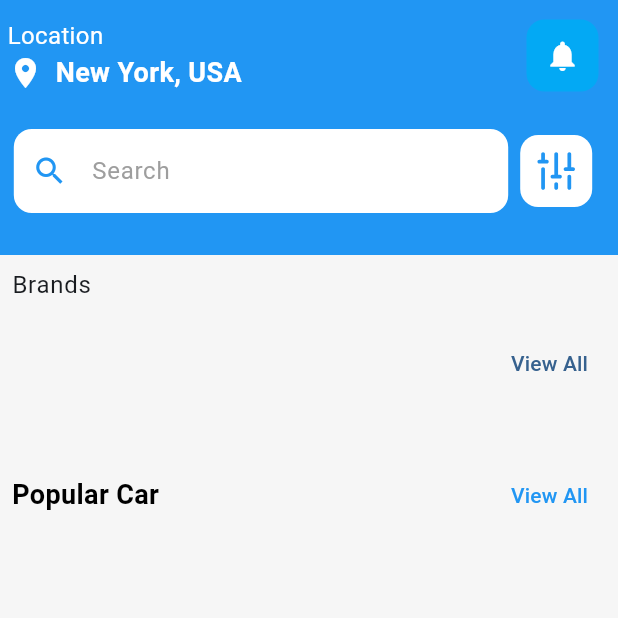
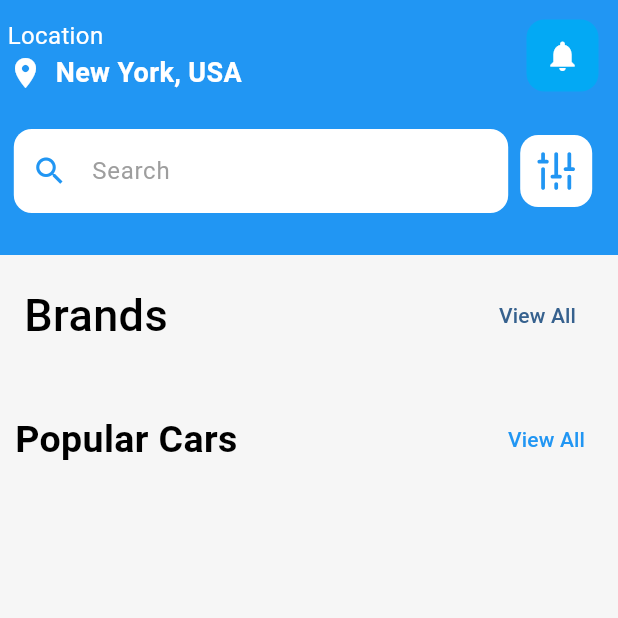
Before and after one commit to aswin531/rental_project, a Flutter app: the CarListScreen screen opened by its route, on a phone screen of 412 x 824 dp, the top half of it. Run offline on Flutter 3.47's test engine with Material 3 defaults, Android fonts, the phone set to English and light mode, and no system bars; our stand-ins replace avatar_glow, cloud_firestore, equatable, firebase_auth, firebase_core, flutter_bloc and 12 more; accounts and stored records are empty; Roboto replaces fonts that are missing (Poppins).

Commit message:
Some UI Changes On DETAIL screen

```diff
--- a/lib/features/home/presentation/bloc/car/carbloc.dart
+++ b/lib/features/home/presentation/bloc/car/carbloc.dart
@@ -11,7 +11,7 @@ class CarBloc extends Bloc<CarEvent, CarState> {
     on<FetchCars>(onFetchCars);
     on<RefreshCars>(onRefreshCars);
     //on<FilterCars>(onFilterCars);
-   // on<FetchBrands>(onFetchBrands);
+    // on<FetchBrands>(onFetchBrands);
   }
 
   Future<void> onFetchCars(FetchCars event, Emitter<CarState> emit) async {
--- a/lib/features/home/presentation/pages/carlistscreen.dart
+++ b/lib/features/home/presentation/pages/carlistscreen.dart
@@ -46,7 +46,6 @@ class CarListScreen extends StatelessWidget {
               );
             } else if (state is CarLoaded) {
               context.read<BrandsBloc>().add(const FetchBrands());
-
               return CustomScrollView(
                 slivers: [
                   SliverAppBar(
@@ -78,7 +77,6 @@ class CarListScreen extends StatelessWidget {
                         );
                       } else if (state is BrandsLoaded) {
                         debugPrint('CarListScreen: Brands loaded successfully');
-
                         return SliverToBoxAdapter(
                           child: Padding(
                             padding: const EdgeInsets.all(8.0),
@@ -98,7 +96,6 @@ class CarListScreen extends StatelessWidget {
                       } else if (state is BrandsError) {
                         debugPrint(
                             'CarListScreen: Failed to load brands - ${state.message}');
-
                         return SliverToBoxAdapter(
                           child: Center(child: Text(state.message)),
                         );
@@ -109,11 +106,12 @@ class CarListScreen extends StatelessWidget {
                   SliverList(
                     delegate: SliverChildBuilderDelegate(
                       (context, index) => const Padding(
-                        padding: EdgeInsets.all(8.0),
+                        padding:
+                            EdgeInsets.symmetric(horizontal: 10, vertical: 0),
                         child: Column(
                           crossAxisAlignment: CrossAxisAlignment.start,
                           children: [
-                            SizedBox(height: 24),
+                            SizedBox(height: 3),
                             PopularCarSection(),
                           ],
                         ),
--- a/lib/features/home/presentation/pages/widgets/all_brands_page.dart
+++ b/lib/features/home/presentation/pages/widgets/all_brands_page.dart
@@ -30,7 +30,6 @@ class AllBrandsPage extends StatelessWidget {
                   logoUrl: brand.logoUrl,
                   brandName: brand.brandName,
                   onTap: () {
-                    // Handle navigation to brand-specific cars
                   },
                 );
               },
--- a/lib/features/home/presentation/pages/widgets/brand_section.dart
+++ b/lib/features/home/presentation/pages/widgets/brand_section.dart
@@ -1,6 +1,7 @@
 import 'package:flutter/material.dart';
 import 'package:rentit/features/home/domain/entity/brand_entity.dart';
 import 'package:rentit/features/home/presentation/pages/widgets/brand_logo.dart';
+import 'package:rentit/utils/primary_text.dart';
 
 class BrandListWidget extends StatelessWidget {
   final List<BrandEntity> brands;
@@ -14,12 +15,25 @@ class BrandListWidget extends StatelessWidget {
 
   @override
   Widget build(BuildContext context) {
-    return Column(
+    return Padding(
+      padding: const EdgeInsets.all(8.0),
+      child: Column(
         crossAxisAlignment: CrossAxisAlignment.start,
         children: [
-        Text(
-          'Brands',
-          style: Theme.of(context).textTheme.bodyLarge,
+          Row(
+            mainAxisAlignment: MainAxisAlignment.spaceBetween,
+            children: [
+              const PrimaryText(
+                text: "Brands",
+                size: 30,
+                color: Colors.black,
+                fontWeight: FontWeight.w500,
+              ),
+              TextButton(
+                onPressed: onViewAll,
+                child: const Text('View All'),
+              ),
+            ],
           ),
           const SizedBox(height: 16),
           Row(
@@ -42,13 +56,10 @@ class BrandListWidget extends StatelessWidget {
                   ),
                 ),
               ),
-            TextButton(
-              onPressed: onViewAll,
-              child: const Text('View All'),
+            ],
           ),
         ],
       ),
-      ],
     );
   }
 }
--- a/lib/features/home/presentation/pages/widgets/car_cards_home.dart
+++ b/lib/features/home/presentation/pages/widgets/car_cards_home.dart
@@ -128,6 +128,7 @@ class CarCard extends StatelessWidget {
                     child: Text(car.body,
                         style: const TextStyle(color: Colors.blue)),
                   )),
+              const SizedBox(height: 8),
               Row(
                 mainAxisAlignment: MainAxisAlignment.spaceBetween,
                 children: [
@@ -172,8 +173,7 @@ class CarCard extends StatelessWidget {
                     color: Colors.blue,
                   ),
                   const SizedBox(width: 8),
-                  const Text('Manual',
-                      style:  TextStyle(color: Colors.black)),
+                  const Text('Manual', style: TextStyle(color: Colors.black)),
                 ],
               ),
             ],
--- a/lib/features/home/presentation/pages/widgets/popular_section.dart
+++ b/lib/features/home/presentation/pages/widgets/popular_section.dart
@@ -4,6 +4,8 @@ import 'package:rentit/features/home/presentation/bloc/car/carbloc.dart';
 import 'package:rentit/features/home/presentation/bloc/car/carevent.dart';
 import 'package:rentit/features/home/presentation/bloc/car/carstates.dart';
 import 'package:rentit/features/home/presentation/pages/widgets/car_cards_home.dart';
+import 'package:rentit/utils/appcolors.dart';
+import 'package:rentit/utils/primary_text.dart';
 
 class PopularCarSection extends StatelessWidget {
   const PopularCarSection({
@@ -22,12 +24,11 @@ class PopularCarSection extends StatelessWidget {
               Row(
                 mainAxisAlignment: MainAxisAlignment.spaceBetween,
                 children: [
-                  const Text(
-                    'Popular Car',
-                    style: TextStyle(
-                        fontSize: 18,
-                        fontWeight: FontWeight.bold,
-                        color: Colors.black),
+                  PrimaryText(
+                    text: "Popular Cars",
+                    color: ExternalAppColors.black,
+                    fontWeight: FontWeight.w700,
+                    size: 25,
                   ),
                   TextButton(
                     onPressed: () => context.read<CarBloc>().add(FetchCars()),
@@ -36,13 +37,13 @@ class PopularCarSection extends StatelessWidget {
                   ),
                 ],
               ),
-              const SizedBox(height: 16),
+              const SizedBox(height: 5),
               ListView.builder(
                 shrinkWrap: true,
                 physics: const NeverScrollableScrollPhysics(),
                 itemCount: cars.length,
                 itemBuilder: (context, index) {
-                  final car = cars[index];
+                  //final car = cars[index];
                   return CarCard(
                     // carId: car.carId,
                     // rating: 4.9,
@@ -53,7 +54,7 @@ class PopularCarSection extends StatelessWidget {
                     // fuelType: car.engine,
                     // seats: car.seatCapacity,
                     // transmission: 'Manual',
-                     car: cars[index],
+                    car: cars[index],
                   );
                 },
               ),
--- a/lib/utils/appcolors.dart
+++ b/lib/utils/appcolors.dart
@@ -1,9 +1,10 @@
 import 'package:flutter/material.dart';
 
 class ExternalAppColors {
-  Color primary = const Color(0xff1f41bb);
-  Color grey = Colors.grey;
-  Color black = Colors.black;
-  Color blue = Colors.blue;
-  static Color bg = Color.fromRGBO(246, 246, 246, 1);
+  static Color primary = const Color(0xff1f41bb);
+  static Color grey = Colors.grey;
+  static Color black = Colors.black;
+  static Color blue = Colors.blue;
+  static Color bg = const Color.fromRGBO(246, 246, 246, 1);
+  static Color white = Colors.white;
 }
```
Also changed, not shown: lib/features/home/presentation/pages/cardetailpage.dart (+33 -25 lines), lib/features/home/presentation/pages/widgets/tapbar.dart (+17 -10 lines), lib/features/home/presentation/pages/widgets/brand_logo.dart (line endings or trailing spaces). Lines whose indentation alone changed are shown as unchanged.
